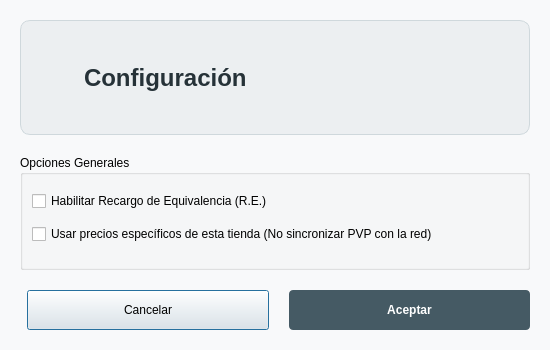
Qt form configuracionotros.ui (Ladis72/tienda) before a commit.
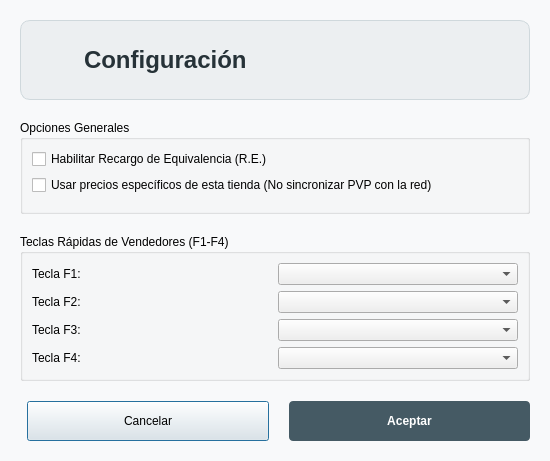
The same form after that commit. Icons and pictures are not drawn.

```diff
--- a/configuracionotros.ui
+++ b/configuracionotros.ui
@@ -120,6 +120,55 @@
      </layout>
     </widget>
    </item>
+   <item>
+    <widget class="QGroupBox" name="groupBoxHotkeys">
+     <property name="title">
+      <string>Teclas Rápidas de Vendedores (F1-F4)</string>
+     </property>
+     <layout class="QGridLayout" name="gridLayoutHotkeys">
+      <item row="0" column="0">
+       <widget class="QLabel" name="labelF1">
+        <property name="text">
+         <string>Tecla F1:</string>
+        </property>
+       </widget>
+      </item>
+      <item row="0" column="1">
+       <widget class="QComboBox" name="comboBoxF1"/>
+      </item>
+      <item row="1" column="0">
+       <widget class="QLabel" name="labelF2">
+        <property name="text">
+         <string>Tecla F2:</string>
+        </property>
+       </widget>
+      </item>
+      <item row="1" column="1">
+       <widget class="QComboBox" name="comboBoxF2"/>
+      </item>
+      <item row="2" column="0">
+       <widget class="QLabel" name="labelF3">
+        <property name="text">
+         <string>Tecla F3:</string>
+        </property>
+       </widget>
+      </item>
+      <item row="2" column="1">
+       <widget class="QComboBox" name="comboBoxF3"/>
+      </item>
+      <item row="3" column="0">
+       <widget class="QLabel" name="labelF4">
+        <property name="text">
+         <string>Tecla F4:</string>
+        </property>
+       </widget>
+      </item>
+      <item row="3" column="1">
+       <widget class="QComboBox" name="comboBoxF4"/>
+      </item>
+     </layout>
+    </widget>
+   </item>
    <item>
     <layout class="QHBoxLayout" name="horizontalLayoutButtons">
      <item>
```
